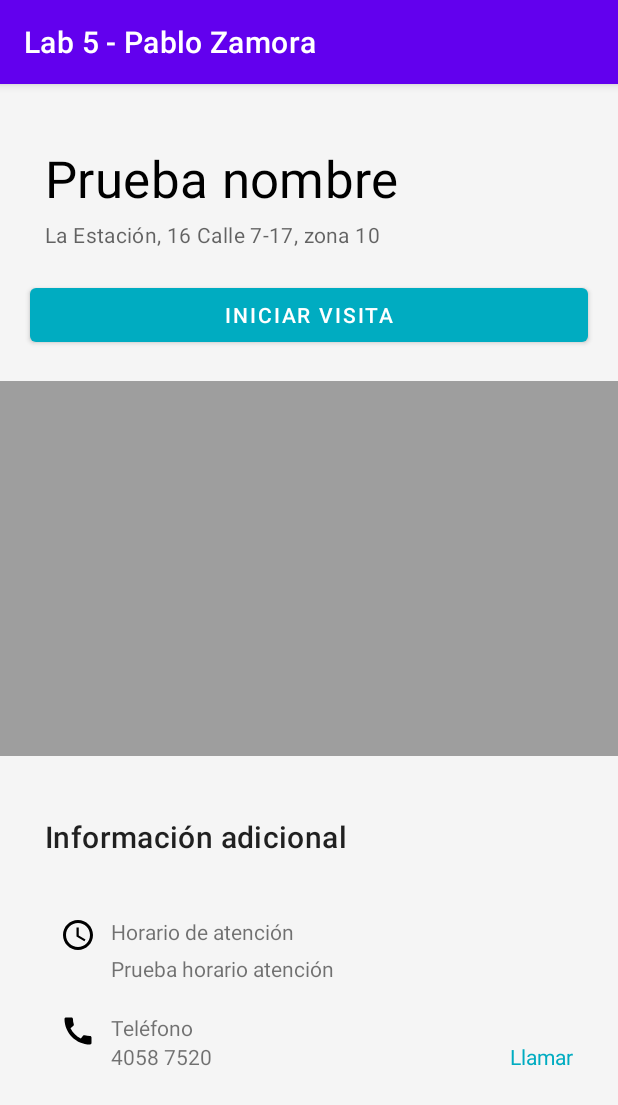
After one commit to pabloozamora/UVG---Apps-Labs, an Android app: the DetailsActivity screen opened directly, with no data from a screen before it, on a phone screen of 412 x 824 dp. The commit adds this screen. Shown: the top 1105 px of the screen. Run offline under Robolectric (Android 15) with nearby library versions, the phone set to English and light mode, and no system bars; 4 statements that could not run were skipped.

Commit message:
Lab 5 finalizado

```diff
--- /dev/null
+++ b/Lab5/Lab5/app/src/main/java/com/zamora/lab5_pablozamora/DetailsActivity.kt
@@ -0,0 +1,89 @@
+package com.zamora.lab5_pablozamora
+
+import android.Manifest
+import android.content.Intent
+import android.content.pm.PackageManager
+import android.net.Uri
+import android.os.Build
+import androidx.appcompat.app.AppCompatActivity
+import android.os.Bundle
+import android.widget.Button
+import android.widget.TextView
+import android.widget.Toast
+import androidx.constraintlayout.widget.ConstraintLayout
+import androidx.core.app.ActivityCompat
+import com.google.android.material.snackbar.Snackbar
+import com.zamora.lab5_pablozamora.data.Restaurant
+
+class DetailsActivity : AppCompatActivity() {
+
+    private lateinit var restaurantName: TextView
+    private lateinit var restaurantAddress: TextView
+    private lateinit var restaurantOfficeHours: TextView
+    private lateinit var startVisit: Button
+    private lateinit var rootLayout: ConstraintLayout
+    private lateinit var btnCall: TextView
+
+    override fun onCreate(savedInstanceState: Bundle?) {
+        super.onCreate(savedInstanceState)
+        setContentView(R.layout.activity_details)
+
+        val restaurant: Restaurant = intent.getSerializableExtra("EXTRA_RESTAURANT") as Restaurant
+
+        rootLayout = findViewById(R.id.rootLayout)
+        startVisit = findViewById(R.id.start_button)
+        btnCall = findViewById(R.id.call_btn)
+
+        //Nombre del restaurante
+        restaurantName = findViewById(R.id.restaurant_name)
+        restaurantName.text = restaurant.name
+
+        //Dirección del restaurante
+        restaurantAddress = findViewById(R.id.restaurant_address)
+        restaurantAddress.text = restaurant.address
+
+        //Horario de atención del restaurante
+        restaurantOfficeHours = findViewById(R.id.restaurant_office_hours)
+        restaurantOfficeHours.text = restaurant.office_hours
+
+        initListeners()
+    }
+
+    private fun initListeners(){
+        startVisit.setOnClickListener{
+            checkCameraPermission()
+        }
+
+        btnCall.setOnClickListener{
+            val intent = Intent(Intent.ACTION_DIAL, Uri.parse("tel:" + "@string/phone_number"))
+            startActivity(intent)
+        }
+    }
+
+    private fun checkCameraPermission(){
+        if (!hasCameraPermission()){
+            checkRequestRationale(Manifest.permission.CAMERA)
+        }
+        else{
+            Toast.makeText(this, "Permiso otorgado, abrir cámara", Toast.LENGTH_LONG).show()
+        }
+    }
+
+    private fun hasCameraPermission() =
+        ActivityCompat.checkSelfPermission(this, Manifest.permission.CAMERA) == PackageManager.PERMISSION_GRANTED
+
+    private fun checkRequestRationale(permission: String){
+        if(Build.VERSION.SDK_INT >= Build.VERSION_CODES.M){
+            if (shouldShowRequestPermissionRationale(permission)){
+                Snackbar.make(rootLayout,
+                    "El acceso a la cámara es necesario para tomar fotos",
+                    Snackbar.LENGTH_INDEFINITE
+                ).setAction("Ok"){
+                    ActivityCompat.requestPermissions(this, arrayOf(permission),0)
+                }.show()
+            } else{
+                ActivityCompat.requestPermissions(this, arrayOf(permission),0)
+            }
+        }
+    }
+}
--- a/Lab5/Lab5/app/src/main/java/com/zamora/lab5_pablozamora/MainActivity.kt
+++ b/Lab5/Lab5/app/src/main/java/com/zamora/lab5_pablozamora/MainActivity.kt
@@ -1,19 +1,36 @@
 package com.zamora.lab5_pablozamora
 
+import android.content.Intent
+import android.net.Uri
 import androidx.appcompat.app.AppCompatActivity
 import android.os.Bundle
 import android.widget.Button
+import android.widget.ImageView
+import android.widget.TextView
 import android.widget.Toast
+import com.zamora.lab5_pablozamora.data.Restaurant
 
 class MainActivity : AppCompatActivity() {
 
     private lateinit var btnStart: Button
+    private lateinit var downloadUpdate: TextView
+    private lateinit var btnDirections: ImageView
+    private lateinit var btnDetails: Button
+    private lateinit var restaurantName: TextView
+    private lateinit var restaurantAddress: TextView
+    private lateinit var restaurantOfficeHours: TextView
 
     override fun onCreate(savedInstanceState: Bundle?) {
         super.onCreate(savedInstanceState)
         setContentView(R.layout.activity_main)
 
         btnStart = findViewById(R.id.start_button)
+        downloadUpdate = findViewById(R.id.downloadUpdate)
+        btnDirections = findViewById(R.id.image_directions)
+        btnDetails = findViewById(R.id.details_button)
+        restaurantName = findViewById(R.id.restaurant_name)
+        restaurantAddress = findViewById(R.id.restaurant_address)
+        restaurantOfficeHours = findViewById(R.id.restaurant_office_hours)
 
         initListeners()
     }
@@ -22,5 +39,27 @@ class MainActivity : AppCompatActivity() {
         btnStart.setOnClickListener{
             Toast.makeText(this, "Pablo Andrés Zamora Vásquez", Toast.LENGTH_LONG).show()
         }
+
+        downloadUpdate.setOnClickListener{
+            val intent = Intent(Intent.ACTION_VIEW, Uri.parse("https://play.google.com/store/apps/details?id=com.whatsapp&hl=es"))
+            startActivity(intent)
+        }
+
+        btnDirections.setOnClickListener{
+            val intent = Intent(Intent.ACTION_VIEW, Uri.parse("https://www.google.com.gt/maps/place/Buta+Ramen+House/@14.5942321,-90.5122543,17z/data=!3m1!4b1!4m5!3m4!1s0x8589a3a9950a26cb:0x1d8d977121b50c6a!8m2!3d14.5942091!4d-90.5100165?hl=es"))
+            startActivity(intent)
+        }
+
+        btnDetails.setOnClickListener{
+            val restaurant = Restaurant(
+                name = restaurantName.text.toString(),
+                address = restaurantAddress.text.toString(),
+                office_hours = restaurantOfficeHours.text.toString()
+            )
+
+            val intent = Intent(this,DetailsActivity::class.java)
+            intent.putExtra("EXTRA_RESTAURANT", restaurant)
+            startActivity(intent)
+        }
     }
 }
--- /dev/null
+++ b/Lab5/Lab5/app/src/main/java/com/zamora/lab5_pablozamora/data/Restaurant.kt
@@ -0,0 +1,9 @@
+package com.zamora.lab5_pablozamora.data
+
+import java.io.Serializable
+
+data class Restaurant(
+    val name: String,
+    val address: String,
+    val office_hours: String,
+    ): Serializable
--- /dev/null
+++ b/Lab5/Lab5/app/src/main/res/drawable/ic_clock.xml
@@ -0,0 +1,6 @@
+<vector android:height="24dp" android:tint="#000000"
+    android:viewportHeight="24" android:viewportWidth="24"
+    android:width="24dp" xmlns:android="http://schemas.android.com/apk/res/android">
+    <path android:fillColor="@android:color/white" android:pathData="M11.99,2C6.47,2 2,6.48 2,12s4.47,10 9.99,10C17.52,22 22,17.52 22,12S17.52,2 11.99,2zM12,20c-4.42,0 -8,-3.58 -8,-8s3.58,-8 8,-8 8,3.58 8,8 -3.58,8 -8,8z"/>
+    <path android:fillColor="@android:color/white" android:pathData="M12.5,7H11v6l5.25,3.15 0.75,-1.23 -4.5,-2.67z"/>
+</vector>
--- /dev/null
+++ b/Lab5/Lab5/app/src/main/res/drawable/ic_phone.xml
@@ -0,0 +1,5 @@
+<vector android:height="24dp" android:tint="#000000"
+    android:viewportHeight="24" android:viewportWidth="24"
+    android:width="24dp" xmlns:android="http://schemas.android.com/apk/res/android">
+    <path android:fillColor="@android:color/white" android:pathData="M20.01,15.38c-1.23,0 -2.42,-0.2 -3.53,-0.56 -0.35,-0.12 -0.74,-0.03 -1.01,0.24l-1.57,1.97c-2.83,-1.35 -5.48,-3.9 -6.89,-6.83l1.95,-1.66c0.27,-0.28 0.35,-0.67 0.24,-1.02 -0.37,-1.11 -0.56,-2.3 -0.56,-3.53 0,-0.54 -0.45,-0.99 -0.99,-0.99H4.19C3.65,3 3,3.24 3,3.99 3,13.28 10.73,21 20.01,21c0.71,0 0.99,-0.63 0.99,-1.18v-3.45c0,-0.54 -0.45,-0.99 -0.99,-0.99z"/>
+</vector>
--- /dev/null
+++ b/Lab5/Lab5/app/src/main/res/layout/activity_details.xml
@@ -0,0 +1,138 @@
+<?xml version="1.0" encoding="utf-8"?>
+<androidx.constraintlayout.widget.ConstraintLayout xmlns:android="http://schemas.android.com/apk/res/android"
+    xmlns:app="http://schemas.android.com/apk/res-auto"
+    xmlns:tools="http://schemas.android.com/tools"
+    android:id="@+id/rootLayout"
+    android:layout_width="match_parent"
+    android:layout_height="match_parent"
+    tools:context=".MainActivity"
+    android:background="@color/background_color">
+
+    <TextView
+        android:id="@+id/restaurant_name"
+        android:layout_width="wrap_content"
+        android:layout_height="wrap_content"
+        android:layout_marginStart="30dp"
+        android:layout_marginTop="40dp"
+        android:text="Prueba nombre"
+        android:textAppearance="?attr/textAppearanceHeadline4"
+        android:textColor="@color/black"
+        app:layout_constraintLeft_toRightOf="parent"
+        app:layout_constraintStart_toStartOf="parent"
+        app:layout_constraintTop_toTopOf="parent" />
+
+    <TextView
+        android:id="@+id/restaurant_address"
+        android:layout_width="wrap_content"
+        android:layout_height="wrap_content"
+        android:layout_marginStart="30dp"
+        android:layout_marginTop="5dp"
+        android:text="@string/fav_restaurant_address"
+        android:textAppearance="?attr/textAppearanceBody2"
+        android:textColor="?android:attr/textColorSecondary"
+        app:layout_constraintStart_toStartOf="parent"
+        app:layout_constraintTop_toBottomOf="@+id/restaurant_name" />
+
+    <Button
+        android:id="@+id/start_button"
+        android:layout_width="0dp"
+        android:layout_margin="20dp"
+        android:layout_height="wrap_content"
+        android:text="@string/start_visit"
+        app:backgroundTint="@color/sky_blue"
+        app:layout_constraintEnd_toEndOf="parent"
+        app:layout_constraintStart_toStartOf="parent"
+        app:layout_constraintTop_toBottomOf="@+id/restaurant_address" />
+
+    <LinearLayout
+        android:orientation="horizontal"
+        android:id="@+id/gray_square"
+        android:layout_width="0dp"
+        android:layout_height="250dp"
+        android:layout_marginTop="20dp"
+        app:layout_constraintEnd_toEndOf="parent"
+        app:layout_constraintStart_toStartOf="parent"
+        app:layout_constraintTop_toBottomOf="@+id/start_button"
+        android:background="@color/dark_gray"/>
+
+    <TextView
+        android:id="@+id/textView3"
+        android:layout_width="0dp"
+        android:layout_height="wrap_content"
+        android:layout_marginStart="30dp"
+        android:layout_marginTop="40dp"
+        android:text="@string/additional_info"
+        android:textAppearance="?attr/textAppearanceHeadline6"
+        app:layout_constraintStart_toStartOf="parent"
+        app:layout_constraintTop_toBottomOf="@+id/gray_square" />
+
+    <ImageView
+        android:id="@+id/imageView"
+        android:layout_width="wrap_content"
+        android:layout_height="wrap_content"
+        android:layout_marginTop="40dp"
+        android:layout_marginStart="40dp"
+        android:src="@drawable/ic_clock"
+        app:layout_constraintStart_toStartOf="parent"
+        app:layout_constraintTop_toBottomOf="@+id/textView3" />
+
+    <TextView
+        android:id="@+id/textView4"
+        android:layout_width="0dp"
+        android:layout_height="wrap_content"
+        android:layout_marginTop="40dp"
+        android:layout_marginStart="10dp"
+        android:text="@string/office_hours"
+        app:layout_constraintStart_toEndOf="@+id/imageView"
+        app:layout_constraintTop_toBottomOf="@+id/textView3" />
+
+    <TextView
+        android:id="@+id/restaurant_office_hours"
+        android:layout_width="0dp"
+        android:layout_height="wrap_content"
+        android:layout_marginTop="5dp"
+        android:layout_marginStart="10dp"
+        android:text="Prueba horario atención"
+        app:layout_constraintStart_toEndOf="@+id/imageView"
+        app:layout_constraintTop_toBottomOf="@+id/textView4" />
+
+    <ImageView
+        android:id="@+id/imageView2"
+        android:layout_width="wrap_content"
+        android:layout_height="wrap_content"
+        android:layout_marginTop="40dp"
+        android:layout_marginStart="40dp"
+        android:src="@drawable/ic_phone"
+        app:layout_constraintStart_toStartOf="parent"
+        app:layout_constraintTop_toBottomOf="@+id/imageView"/>
+
+    <TextView
+        android:id="@+id/textView6"
+        android:layout_width="0dp"
+        android:layout_height="wrap_content"
+        android:layout_marginTop="20dp"
+        android:layout_marginStart="10dp"
+        android:text="@string/phone_number"
+        app:layout_constraintStart_toEndOf="@+id/imageView2"
+        app:layout_constraintTop_toBottomOf="@+id/restaurant_office_hours" />
+
+    <TextView
+        android:id="@+id/textView7"
+        android:layout_width="0dp"
+        android:layout_height="wrap_content"
+        android:layout_marginStart="10dp"
+        android:text="@string/fav_restaurant_phone_num"
+        app:layout_constraintStart_toEndOf="@+id/imageView"
+        app:layout_constraintTop_toBottomOf="@+id/textView6" />
+
+    <TextView
+        android:id="@+id/call_btn"
+        android:layout_width="wrap_content"
+        android:layout_height="wrap_content"
+        android:layout_marginEnd="30dp"
+        android:text="@string/call"
+        android:textColor="@color/sky_blue"
+        app:layout_constraintEnd_toEndOf="parent"
+        app:layout_constraintTop_toBottomOf="@+id/textView6" />
+
+</androidx.constraintlayout.widget.ConstraintLayout>
--- a/Lab5/Lab5/app/src/main/res/layout/activity_main.xml
+++ b/Lab5/Lab5/app/src/main/res/layout/activity_main.xml
@@ -46,6 +46,7 @@
             app:layout_constraintTop_toTopOf="parent" />
 
         <TextView
+            android:id="@+id/downloadUpdate"
             android:layout_width="wrap_content"
             android:layout_height="wrap_content"
             android:layout_marginEnd="16dp"
@@ -144,6 +145,7 @@
             </androidx.constraintlayout.widget.ConstraintLayout>
 
             <TextView
+                android:id="@+id/restaurant_address"
                 android:layout_width="wrap_content"
                 android:layout_height="wrap_content"
                 android:layout_marginTop="4dp"
@@ -152,6 +154,7 @@
                 android:textColor="?android:attr/textColorSecondary" />
 
             <TextView
+                android:id="@+id/restaurant_office_hours"
                 android:layout_width="wrap_content"
                 android:layout_height="wrap_content"
                 android:layout_marginTop="4dp"
--- a/Lab5/Lab5/app/src/main/res/values/colors.xml
+++ b/Lab5/Lab5/app/src/main/res/values/colors.xml
@@ -11,4 +11,5 @@
     <color name="background_color">#f5f5f5</color>
     <color name="update_banner_color">#E1F2F9</color>
     <color name="sky_blue">#00acc1</color>
+    <color name="dark_gray">#9e9e9e</color>
 </resources>
--- a/Lab5/Lab5/app/src/main/res/values/strings.xml
+++ b/Lab5/Lab5/app/src/main/res/values/strings.xml
@@ -10,4 +10,10 @@
     <string name="details">Detalles</string>
     <string name="update_available">Actualización disponible</string>
     <string name="download_update">Descargar</string>
+    <string name="additional_info">Información adicional</string>
+    <string name="office_hours">Horario de atención</string>
+    <string name="phone_number">Teléfono</string>
+    <string name="fav_restaurant_phone_num">4058 7520</string>
+    <string name="call">Llamar</string>
+    <string name="start_visit">Iniciar visita</string>
 </resources>
```
Also changed, not shown: Lab5/Lab5/app/src/main/AndroidManifest.xml (+7 -1 lines).
